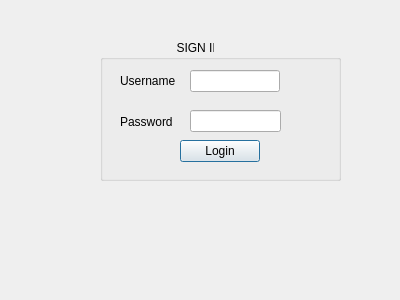
alu0100851700/ChatMultiusuario, file client/login.ui: the form before one commit.
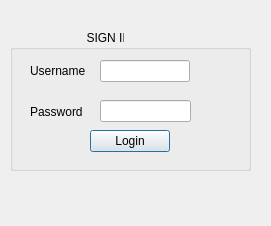
The form after the commit.

```diff
--- a/client/login.ui
+++ b/client/login.ui
@@ -6,8 +6,8 @@
    <rect>
     <x>0</x>
     <y>0</y>
-    <width>400</width>
-    <height>300</height>
+    <width>271</width>
+    <height>226</height>
    </rect>
   </property>
   <property name="windowTitle">
@@ -16,9 +16,9 @@
   <widget class="QLabel" name="statusLabel">
    <property name="geometry">
     <rect>
-     <x>100</x>
-     <y>200</y>
-     <width>291</width>
+     <x>50</x>
+     <y>180</y>
+     <width>141</width>
      <height>31</height>
     </rect>
    </property>
@@ -37,8 +37,8 @@
   <widget class="QGroupBox" name="groupBox">
    <property name="geometry">
     <rect>
-     <x>100</x>
-     <y>40</y>
+     <x>10</x>
+     <y>30</y>
      <width>241</width>
      <height>141</height>
     </rect>
```
Left out of the diff: 2 changed lines with no effect on the pictures.
